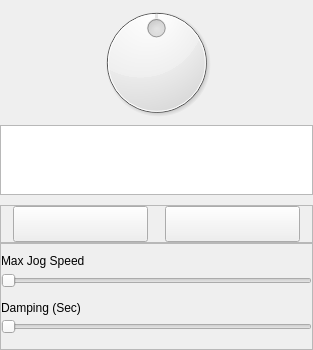
First picture: the form in Graffik/gui/film/JogControlManager/jogcontrolpanel.ui, repository DynamicPerception/Graffik_Legacy, before the edit.
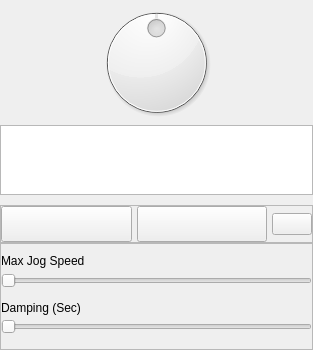
Second picture: the form after the edit. Custom widgets are drawn as their Qt base class.

Commit message: * Adding Emergency Stop button and feature to jog control manager

Patch:
```diff
--- a/Graffik/gui/film/JogControlManager/jogcontrolpanel.ui
+++ b/Graffik/gui/film/JogControlManager/jogcontrolpanel.ui
@@ -297,6 +297,13 @@
           </property>
          </widget>
         </item>
+        <item>
+         <widget class="QPushButton" name="stopButton">
+          <property name="text">
+           <string/>
+          </property>
+         </widget>
+        </item>
        </layout>
       </widget>
      </item>
```
The commit also changes 8 other files.
